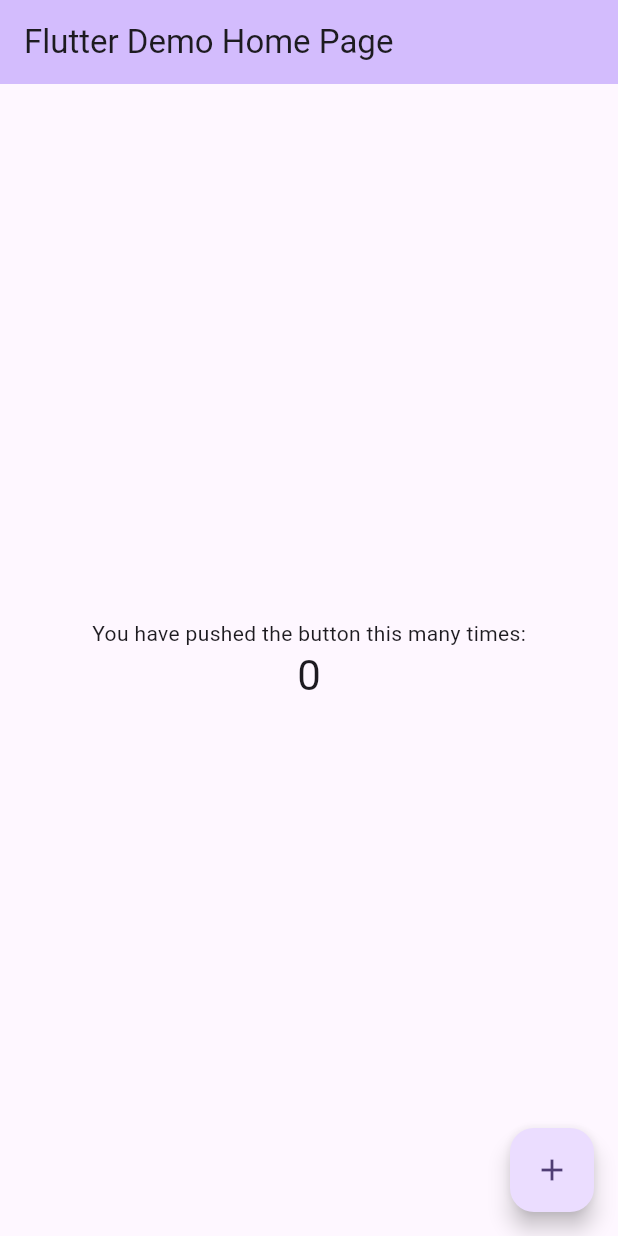
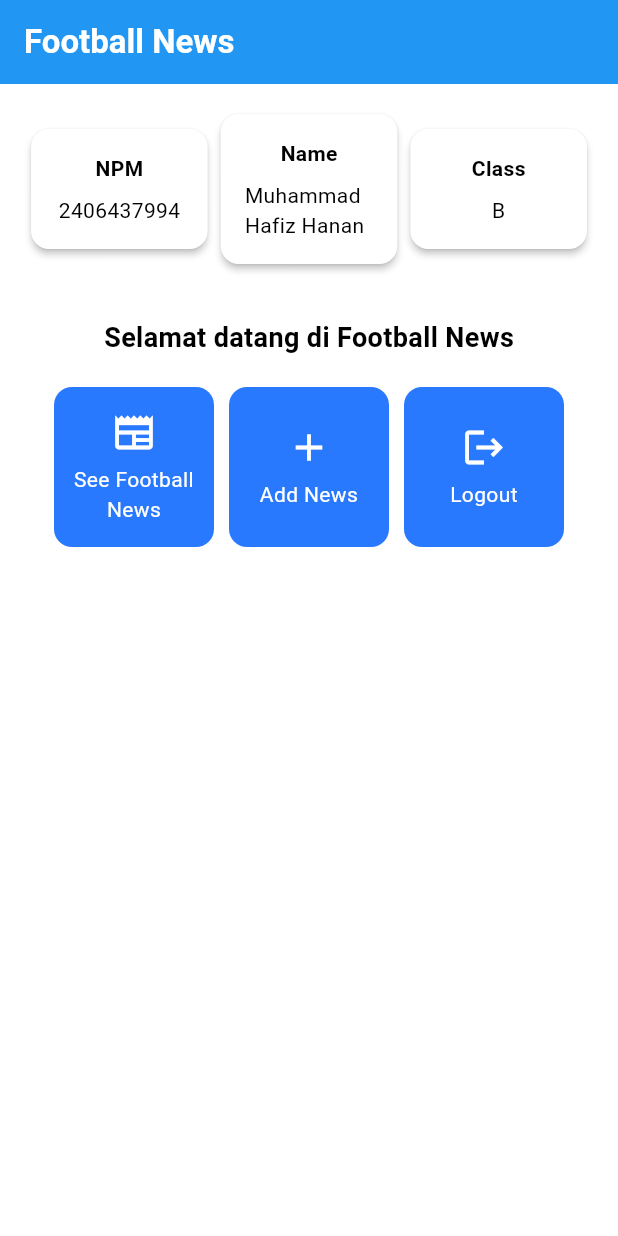
Before and after one commit to muhammadhafiz-dev/football-news-mobile, a Flutter app: the screen it shows after launch, on a phone screen of 412 x 824 dp. Run offline on Flutter 3.47's test engine with Material 3 defaults, Android fonts, the phone set to English and light mode, and no system bars.

Commit message:
tutorial 6 selesai

```diff
--- a/lib/main.dart
+++ b/lib/main.dart
@@ -1,4 +1,5 @@
 import 'package:flutter/material.dart';
+import 'package:football_news/menu.dart';
 
 void main() {
   runApp(const MyApp());
@@ -28,95 +29,10 @@ class MyApp extends StatelessWidget {
         //
         // This works for code too, not just values: Most code changes can be
         // tested with just a hot reload.
-        colorScheme: ColorScheme.fromSeed(seedColor: Colors.deepPurple),
+        colorScheme: ColorScheme.fromSwatch(primarySwatch: Colors.blue)
+            .copyWith(secondary: Colors.blueAccent[400]),
       ),
-      home: const MyHomePage(title: 'Flutter Demo Home Page'),
+      home: MyHomePage(),
     );
   }
 }
-
-class MyHomePage extends StatefulWidget {
-  const MyHomePage({super.key, required this.title});
-
-  // This widget is the home page of your application. It is stateful, meaning
-  // that it has a State object (defined below) that contains fields that affect
-  // how it looks.
-
-  // This class is the configuration for the state. It holds the values (in this
-  // case the title) provided by the parent (in this case the App widget) and
-  // used by the build method of the State. Fields in a Widget subclass are
-  // always marked "final".
-
-  final String title;
-
-  @override
-  State<MyHomePage> createState() => _MyHomePageState();
-}
-
-class _MyHomePageState extends State<MyHomePage> {
-  int _counter = 0;
-
-  void _incrementCounter() {
-    setState(() {
-      // This call to setState tells the Flutter framework that something has
-      // changed in this State, which causes it to rerun the build method below
-      // so that the display can reflect the updated values. If we changed
-      // _counter without calling setState(), then the build method would not be
-      // called again, and so nothing would appear to happen.
-      _counter++;
-    });
-  }
-
-  @override
-  Widget build(BuildContext context) {
-    // This method is rerun every time setState is called, for instance as done
-    // by the _incrementCounter method above.
-    //
-    // The Flutter framework has been optimized to make rerunning build methods
-    // fast, so that you can just rebuild anything that needs updating rather
-    // than having to individually change instances of widgets.
-    return Scaffold(
-      appBar: AppBar(
-        // TRY THIS: Try changing the color here to a specific color (to
-        // Colors.amber, perhaps?) and trigger a hot reload to see the AppBar
-        // change color while the other colors stay the same.
-        backgroundColor: Theme.of(context).colorScheme.inversePrimary,
-        // Here we take the value from the MyHomePage object that was created by
-        // the App.build method, and use it to set our appbar title.
-        title: Text(widget.title),
-      ),
-      body: Center(
-        // Center is a layout widget. It takes a single child and positions it
-        // in the middle of the parent.
-        child: Column(
-          // Column is also a layout widget. It takes a list of children and
-          // arranges them vertically. By default, it sizes itself to fit its
-          // children horizontally, and tries to be as tall as its parent.
-          //
-          // Column has various properties to control how it sizes itself and
-          // how it positions its children. Here we use mainAxisAlignment to
-          // center the children vertically; the main axis here is the vertical
-          // axis because Columns are vertical (the cross axis would be
-          // horizontal).
-          //
-          // TRY THIS: Invoke "debug painting" (choose the "Toggle Debug Paint"
-          // action in the IDE, or press "p" in the console), to see the
-          // wireframe for each widget.
-          mainAxisAlignment: MainAxisAlignment.center,
-          children: <Widget>[
-            const Text('You have pushed the button this many times:'),
-            Text(
-              '$_counter',
-              style: Theme.of(context).textTheme.headlineMedium,
-            ),
-          ],
-        ),
-      ),
-      floatingActionButton: FloatingActionButton(
-        onPressed: _incrementCounter,
-        tooltip: 'Increment',
-        child: const Icon(Icons.add),
-      ), // This trailing comma makes auto-formatting nicer for build methods.
-    );
-  }
-}
--- /dev/null
+++ b/lib/menu.dart
@@ -0,0 +1,202 @@
+import 'package:flutter/material.dart';
+
+class MyHomePage extends StatelessWidget {
+  MyHomePage({super.key});
+
+  // Variabel identitas
+  final String nama = "Muhammad Hafiz Hanan"; // nama
+  final String npm = "2406437994"; // npm
+  final String kelas = "B"; // kelas
+
+  // Daftar item untuk tombol-tombol utama
+  final List<ItemHomepage> items = [
+    ItemHomepage("See Football News", Icons.newspaper),
+    ItemHomepage("Add News", Icons.add),
+    ItemHomepage("Logout", Icons.logout),
+  ];
+
+  // This widget is the home page of your application. It is stateful, meaning
+  // that it has a State object (defined below) that contains fields that affect
+  // how it looks.
+
+  // This class is the configuration for the state. It holds the values (in this
+  // case the title) provided by the parent (in this case the App widget) and
+  // used by the build method of the State. Fields in a Widget subclass are
+  // always marked "final".
+
+  @override
+  Widget build(BuildContext context) {
+    // Scaffold menyediakan struktur dasar halaman dengan AppBar dan body.
+    return Scaffold(
+      // AppBar adalah bagian atas halaman yang menampilkan judul.
+      appBar: AppBar(
+        // Judul aplikasi "Football News" dengan teks putih dan tebal.
+        title: const Text(
+          'Football News',
+          style: TextStyle(
+            color: Colors.white,
+            fontWeight: FontWeight.bold,
+          ),
+        ),
+        // Warna latar belakang AppBar diambil dari skema warna tema aplikasi.
+        backgroundColor: Theme.of(context).colorScheme.primary,
+      ),
+
+      // Body halaman dengan padding di sekelilingnya.
+      body: Padding(
+        padding: const EdgeInsets.all(16.0),
+        // Menyusun widget secara vertikal dalam sebuah kolom.
+        child: Column(
+          crossAxisAlignment: CrossAxisAlignment.center,
+          children: [
+            // Row untuk menampilkan 3 InfoCard secara horizontal.
+            Row(
+              mainAxisAlignment: MainAxisAlignment.spaceEvenly,
+              children: [
+                InfoCard(title: 'NPM', content: npm),
+                InfoCard(title: 'Name', content: nama),
+                InfoCard(title: 'Class', content: kelas),
+              ],
+            ),
+
+            // Memberikan jarak vertikal 16 unit.
+            const SizedBox(height: 16.0),
+
+            // Menempatkan widget berikutnya di tengah halaman.
+            Center(
+              child: Column(
+                // Menyusun teks dan grid item secara vertikal.
+                children: [
+                  // Menampilkan teks sambutan dengan gaya tebal dan ukuran 18.
+                  const Padding(
+                    padding: EdgeInsets.only(top: 16.0),
+                    child: Text(
+                      'Selamat datang di Football News',
+                      style: TextStyle(
+                        fontWeight: FontWeight.bold,
+                        fontSize: 18.0,
+                      ),
+                    ),
+                  ),
+
+                  // Grid untuk menampilkan ItemCard dalam bentuk grid 3 kolom.
+                  GridView.count(
+                    primary: true,
+                    padding: const EdgeInsets.all(20),
+                    crossAxisSpacing: 10,
+                    mainAxisSpacing: 10,
+                    crossAxisCount: 3,
+                    // Agar grid menyesuaikan tinggi kontennya.
+                    shrinkWrap: true,
+
+                    // Menampilkan ItemCard untuk setiap item dalam list items.
+                    children: items.map((ItemHomepage item) {
+                      return ItemCard(item);
+                    }).toList(),
+                  ),
+                ],
+              ),
+            ),
+          ],
+        ),
+      ),
+    );
+  }
+}
+
+
+// Class InfoCard
+class InfoCard extends StatelessWidget {
+  // Kartu informasi yang menampilkan title dan content.
+
+  final String title; // Judul kartu.
+  final String content; // Isi kartu.
+
+  const InfoCard({super.key, required this.title, required this.content});
+
+  @override
+  Widget build(BuildContext context) {
+    return Card(
+      // Membuat kotak kartu dengan bayangan dibawahnya.
+      elevation: 2.0,
+      child: Container(
+        // Mengatur ukuran dan jarak di dalam kartu.
+        width: MediaQuery.of(context).size.width / 3.5, // menyesuaikan dengan lebar device yang digunakan.
+        padding: const EdgeInsets.all(16.0),
+        // Menyusun title dan content secara vertikal.
+        child: Column(
+          children: [
+            Text(
+              title,
+              style: const TextStyle(fontWeight: FontWeight.bold),
+            ),
+            const SizedBox(height: 8.0),
+            Text(content),
+          ],
+        ),
+      ),
+    );
+  }
+}
+
+// Class ItemHomepage
+class ItemHomepage {
+  final String name;
+  final IconData icon;
+
+  ItemHomepage(this.name, this.icon);
+}
+
+// Class ItemCard
+class ItemCard extends StatelessWidget {
+  // Menampilkan kartu dengan ikon dan nama.
+
+  final ItemHomepage item;
+
+  const ItemCard(this.item, {super.key});
+
+  @override
+  Widget build(BuildContext context) {
+    return Material(
+      // Menentukan warna latar belakang dari tema aplikasi.
+      color: Theme.of(context).colorScheme.secondary,
+      // Membuat sudut kartu melengkung.
+      borderRadius: BorderRadius.circular(12),
+
+      child: InkWell(
+        // Aksi ketika kartu ditekan.
+        onTap: () {
+          // Menampilkan pesan SnackBar saat kartu ditekan.
+          ScaffoldMessenger.of(context)
+            ..hideCurrentSnackBar()
+            ..showSnackBar(
+              SnackBar(content: Text("Kamu telah menekan tombol ${item.name}!")),
+            );
+        },
+        // Container untuk menyimpan Icon dan Text
+        child: Container(
+          padding: const EdgeInsets.all(8),
+          child: Center(
+            child: Column(
+              // Menyusun ikon dan teks di tengah kartu.
+              mainAxisAlignment: MainAxisAlignment.center,
+              children: [
+                Icon(
+                  item.icon,
+                  color: Colors.white,
+                  size: 30.0,
+                ),
+                const Padding(padding: EdgeInsets.all(3)),
+                Text(
+                  item.name,
+                  textAlign: TextAlign.center,
+                  style: const TextStyle(color: Colors.white),
+                ),
+              ],
+            ),
+          ),
+        ),
+      ),
+    );
+  }
+}
```
